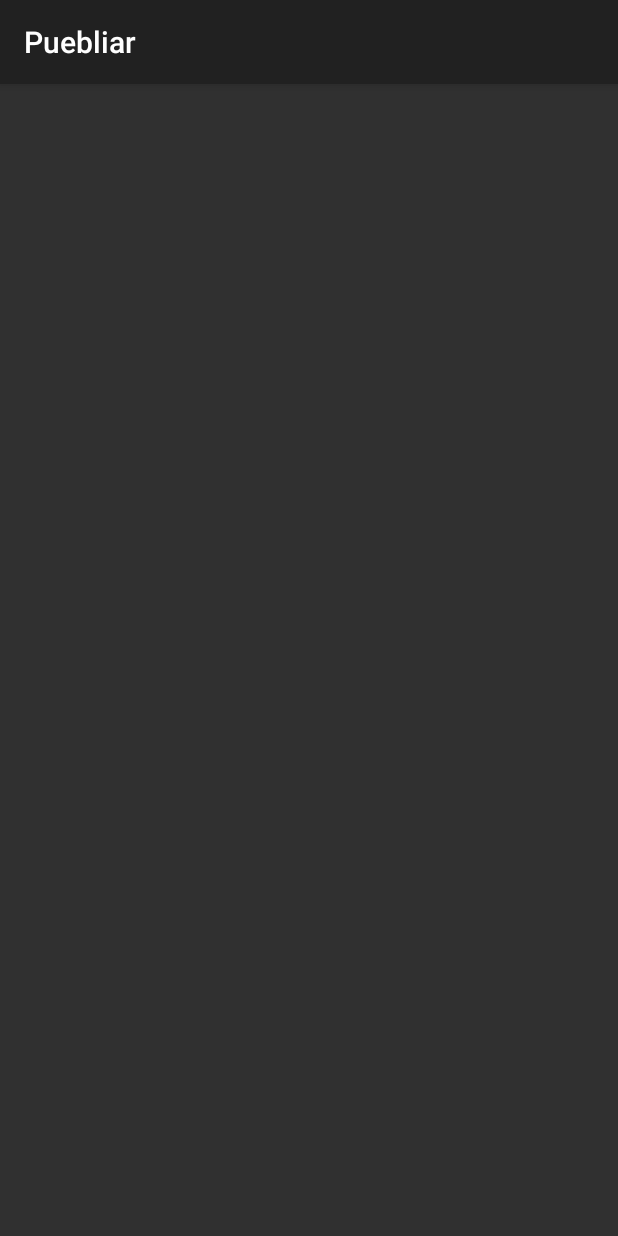
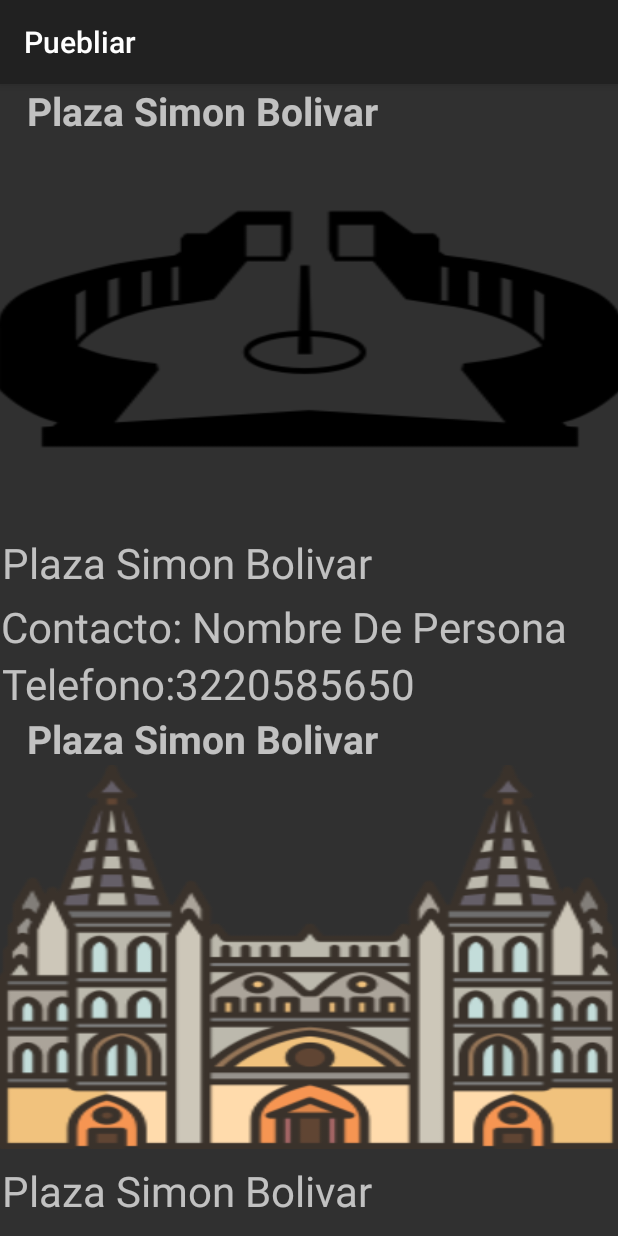
Before and after one commit to DuvanAs29/movilesp, an Android app: the ListaTurismo screen opened directly, with no data from a screen before it, on a phone screen of 412 x 824 dp. Run offline under Robolectric (Android 15) with nearby library versions, the phone set to English and light mode, and no system bars.

Commit message:
listas terminadas

```diff
--- a/app/src/main/java/com/example/tromsoapp/ListaTurismo.java
+++ b/app/src/main/java/com/example/tromsoapp/ListaTurismo.java
@@ -1,14 +1,38 @@
 package com.example.tromsoapp;
 
 import androidx.appcompat.app.AppCompatActivity;
+import androidx.recyclerview.widget.LinearLayoutManager;
+import androidx.recyclerview.widget.RecyclerView;
 
 import android.os.Bundle;
 
+
+
+import com.example.tromsoapp.adaptadores.AdaptadoresTurismo;
+import com.example.tromsoapp.moldes.MoldeRestaurante;
+import com.example.tromsoapp.moldes.MoldeTurismo;
+
+import java.util.ArrayList;
+
 public class ListaTurismo extends AppCompatActivity {
+
+    ArrayList<MoldeTurismo>lista_Turismo=new ArrayList<>();
+    RecyclerView recyclerView;
 
     @Override
     protected void onCreate(Bundle savedInstanceState) {
         super.onCreate(savedInstanceState);
         setContentView(R.layout.lista_turismo);
+        recyclerView=findViewById(R.id.dinamicaturismo);
+        recyclerView.setLayoutManager(new LinearLayoutManager(this, RecyclerView.VERTICAL, false));
+        llenarLIstaConDatost();
+        AdaptadoresTurismo adaptadoresTurismo=new AdaptadoresTurismo(lista_Turismo);
+        recyclerView.setAdapter(adaptadoresTurismo);
+    }
+    public void llenarLIstaConDatost(){
+        lista_Turismo.add(new MoldeTurismo("Plaza Simon Bolivar","gratis" ,"Contacto: Nombre De Persona","Telefono:3220585650",R.drawable.cuadrado));
+        lista_Turismo.add(new MoldeTurismo("Plaza Simon Bolivar","gratis" ,"Contacto: Nombre De Persona","Telefono:3220585650",R.drawable.catedral));
+        lista_Turismo.add(new MoldeTurismo("Plaza Simon Bolivar","gratis" ,"Contacto: Nombre De Persona","Telefono:3220585650",R.drawable.parque));
+
     }
 }
--- a/app/src/main/res/layout/activity_restaurantes.xml
+++ b/app/src/main/res/layout/activity_restaurantes.xml
@@ -204,14 +204,14 @@
         android:layout_height="512dp"
         android:layout_marginTop="16dp"
         android:background="@drawable/comidarapida"
-        app:layout_constraintBottom_toTopOf="@id/verMas"
+        app:layout_constraintBottom_toTopOf="@id/verMasr19"
         app:layout_constraintEnd_toEndOf="parent"
         app:layout_constraintHorizontal_bias="0.495"
         app:layout_constraintStart_toStartOf="parent"
         app:layout_constraintTop_toBottomOf="@id/restaurant1" />
 
     <Button
-        android:id="@+id/verMas"
+        android:id="@+id/verMasr19"
         android:layout_width="wrap_content"
         android:layout_height="wrap_content"
         android:text="Ver más"
--- a/app/src/main/res/layout/lista_turismo.xml
+++ b/app/src/main/res/layout/lista_turismo.xml
@@ -5,5 +5,12 @@
     android:layout_width="match_parent"
     android:layout_height="match_parent"
     tools:context=".ListaTurismo">
-
+    <androidx.recyclerview.widget.RecyclerView
+        android:id="@+id/dinamicaturismo"
+        android:layout_width="match_parent"
+        android:layout_height="match_parent"
+        app:layout_constraintBottom_toBottomOf="parent"
+        app:layout_constraintStart_toStartOf="parent"
+        app:layout_constraintTop_toTopOf="parent"
+        app:layout_constraintEnd_toEndOf="parent"/>
 </androidx.constraintlayout.widget.ConstraintLayout>
```
Also changed, not shown: app/src/main/java/com/example/tromsoapp/ListaRestauntante.java (+19 -0 lines), app/src/main/java/com/example/tromsoapp/Restaurantes.java (+13 -0 lines), app/src/main/java/com/example/tromsoapp/turismoo.java (+13 -1 lines).
